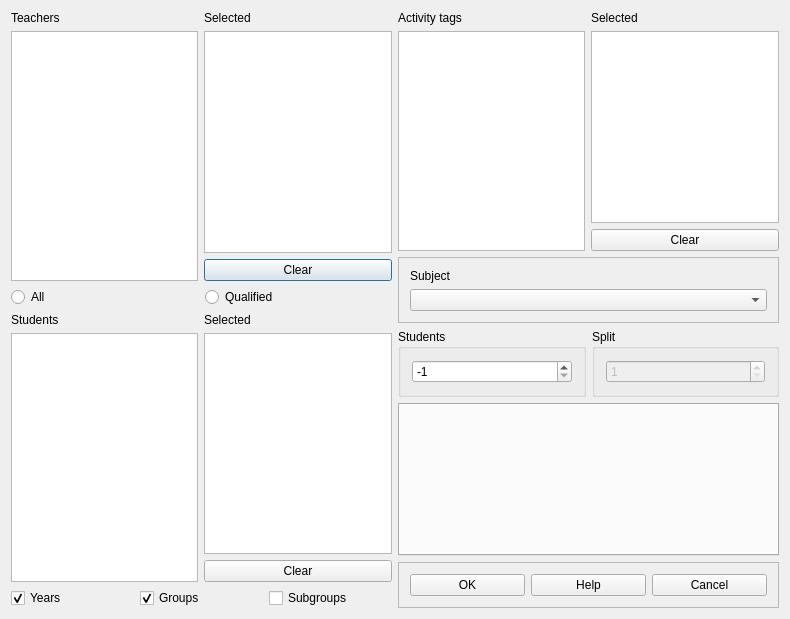
Qt form fet/src/interface/modifyactivityform_template.ui (vonmecheln/fet) before a commit.
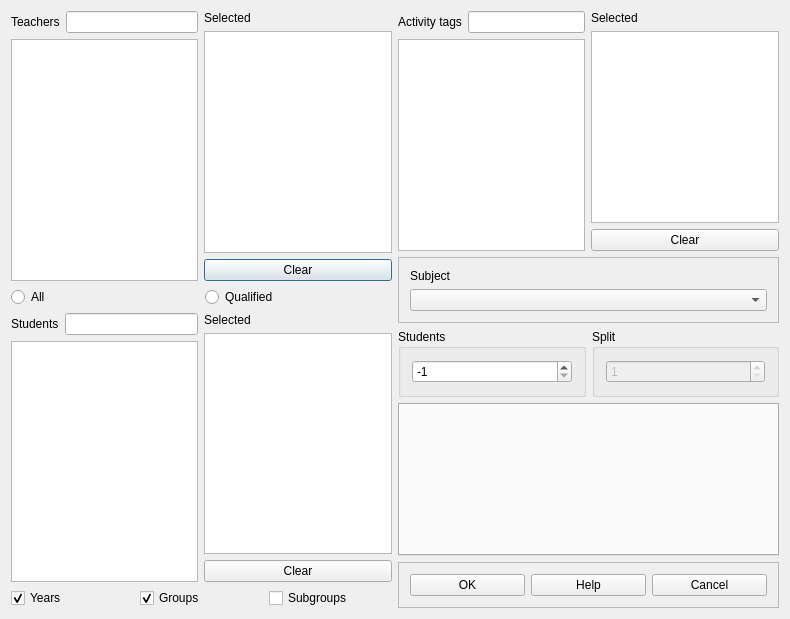
The same form after that commit.

The edit to the form file:
```diff
--- a/fet/src/interface/modifyactivityform_template.ui
+++ b/fet/src/interface/modifyactivityform_template.ui
@@ -15,12 +15,16 @@
   </property>
   <layout class="QGridLayout" name="gridLayout_4">
    <item row="0" column="0">
-    <layout class="QVBoxLayout" name="verticalLayout_5">
+    <layout class="QVBoxLayout" name="verticalLayout_9">
      <item>
-      <layout class="QHBoxLayout" name="horizontalLayout_3">
+      <layout class="QVBoxLayout" name="verticalLayout_8">
+       <item>
+        <layout class="QHBoxLayout" name="horizontalLayout_9">
        <item>
         <layout class="QVBoxLayout" name="verticalLayout">
          <item>
+            <layout class="QHBoxLayout" name="horizontalLayout_3">
+             <item>
           <widget class="QLabel" name="allTeachersTextLabel">
            <property name="text">
             <string>Teachers</string>
@@ -31,6 +35,11 @@
           </widget>
          </item>
          <item>
+              <widget class="QLineEdit" name="teachersFilterLineEdit"/>
+             </item>
+            </layout>
+           </item>
+           <item>
           <widget class="QListWidget" name="allTeachersListWidget"/>
          </item>
         </layout>
@@ -79,11 +88,17 @@
        </item>
       </layout>
      </item>
+      </layout>
+     </item>
      <item>
-      <layout class="QHBoxLayout" name="horizontalLayout_4">
+      <layout class="QVBoxLayout" name="verticalLayout_5">
+       <item>
+        <layout class="QHBoxLayout" name="horizontalLayout_5">
        <item>
         <layout class="QVBoxLayout" name="verticalLayout_4">
          <item>
+            <layout class="QHBoxLayout" name="horizontalLayout_4">
+             <item>
           <widget class="QLabel" name="allStudentsTextLabel">
            <property name="text">
             <string comment="Refers to sets of students, but I want to keep text short">Students</string>
@@ -94,6 +109,11 @@
           </widget>
          </item>
          <item>
+              <widget class="QLineEdit" name="studentsFilterLineEdit"/>
+             </item>
+            </layout>
+           </item>
+           <item>
           <widget class="QListWidget" name="allStudentsListWidget"/>
          </item>
         </layout>
@@ -157,12 +177,16 @@
      </item>
     </layout>
    </item>
+    </layout>
+   </item>
    <item row="0" column="1">
+    <layout class="QVBoxLayout" name="verticalLayout_10">
+     <item>
+      <layout class="QHBoxLayout" name="horizontalLayout_8">
+       <item>
     <layout class="QVBoxLayout" name="verticalLayout_6">
      <item>
-      <layout class="QHBoxLayout" name="horizontalLayout_5">
-       <item>
-        <layout class="QVBoxLayout" name="verticalLayout_8">
+          <layout class="QHBoxLayout" name="horizontalLayout_7">
          <item>
           <widget class="QLabel" name="allActivityTagsTextLabel">
            <property name="text">
@@ -172,6 +196,11 @@
             <bool>false</bool>
            </property>
           </widget>
+           </item>
+           <item>
+            <widget class="QLineEdit" name="activityTagsFilterLineEdit"/>
+           </item>
+          </layout>
          </item>
          <item>
           <widget class="QListWidget" name="allActivityTagsListWidget"/>
```
Lines whose indentation alone changed are shown as unchanged.
